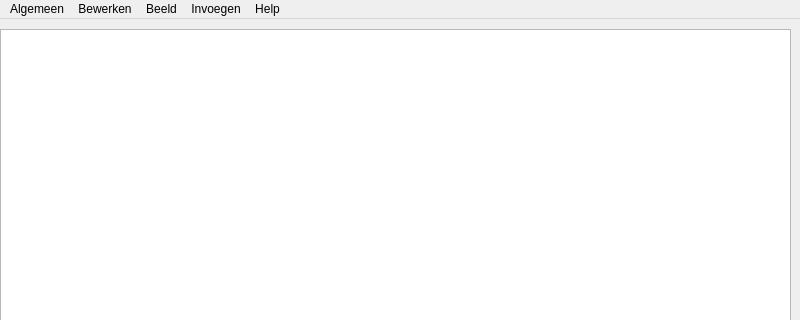
Before: the Qt Designer form mainwindow.ui in keesdekeijzer/Edith, drawn with Qt 5; both pictures show x 0 to 800 and y 0 to 320 of the 800 by 600 pixel window.
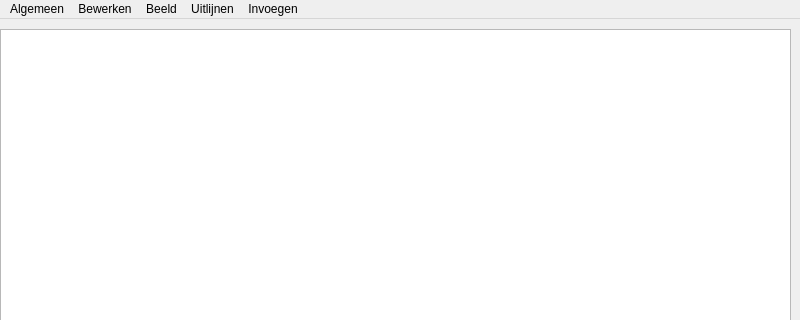
After: the same form once the commit is applied.

Commit message: meer functies

Patch:
```diff
--- a/mainwindow.ui
+++ b/mainwindow.ui
@@ -66,23 +66,27 @@
     </property>
     <addaction name="actionLettergrootte"/>
    </widget>
-   <widget class="QMenu" name="menuDiversen">
+   <widget class="QMenu" name="menuUitlijnen">
+    <property name="title">
+     <string>Uitlijnen</string>
+    </property>
+    <addaction name="actionRechts"/>
+    <addaction name="actionLinks"/>
+    <addaction name="actionMidden"/>
+    <addaction name="actionVerdelen"/>
+   </widget>
+   <widget class="QMenu" name="menuInvoegen">
     <property name="title">
      <string>Invoegen</string>
     </property>
     <addaction name="actionDatum"/>
-   </widget>
-   <widget class="QMenu" name="menuHelp">
-    <property name="title">
-     <string>Help</string>
-    </property>
-    <addaction name="actionInfo"/>
+    <addaction name="actionTijd"/>
    </widget>
    <addaction name="menuAlgemeen"/>
    <addaction name="menuBewerken"/>
    <addaction name="menuBeeld"/>
-   <addaction name="menuDiversen"/>
-   <addaction name="menuHelp"/>
+   <addaction name="menuUitlijnen"/>
+   <addaction name="menuInvoegen"/>
   </widget>
   <widget class="QStatusBar" name="statusbar"/>
   <action name="actionNieuw">
```
Left out of the diff: 61 changed lines with no effect on the pictures. The commit also changes 2 other files.
